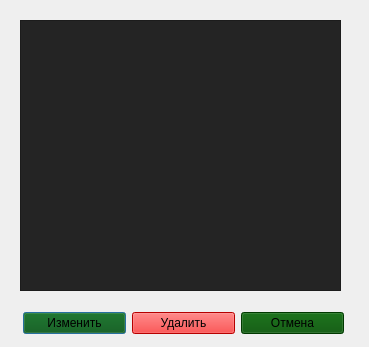
The window that src/view/ui/del_preset.ui (Ranzo/Calc3d_by_Risen) describes before a commit, drawn with Qt 5.
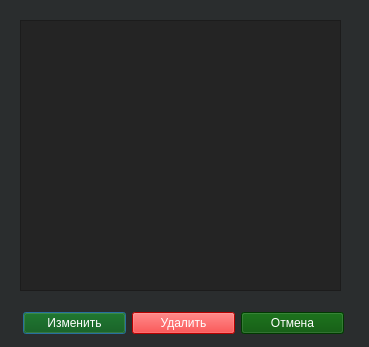
The same window after the commit. Icons and pictures are not drawn.

```diff
--- a/src/view/ui/del_preset.ui
+++ b/src/view/ui/del_preset.ui
@@ -2,6 +2,12 @@
 <ui version="4.0">
  <class>DelPreset</class>
  <widget class="QDialog" name="DelPreset">
+<property name="styleSheet">
+  <string notr="true">
+    background-color: rgb(42, 45, 46);
+    color: white; 
+  </string>
+</property>
   <property name="geometry">
    <rect>
     <x>0</x>
```
